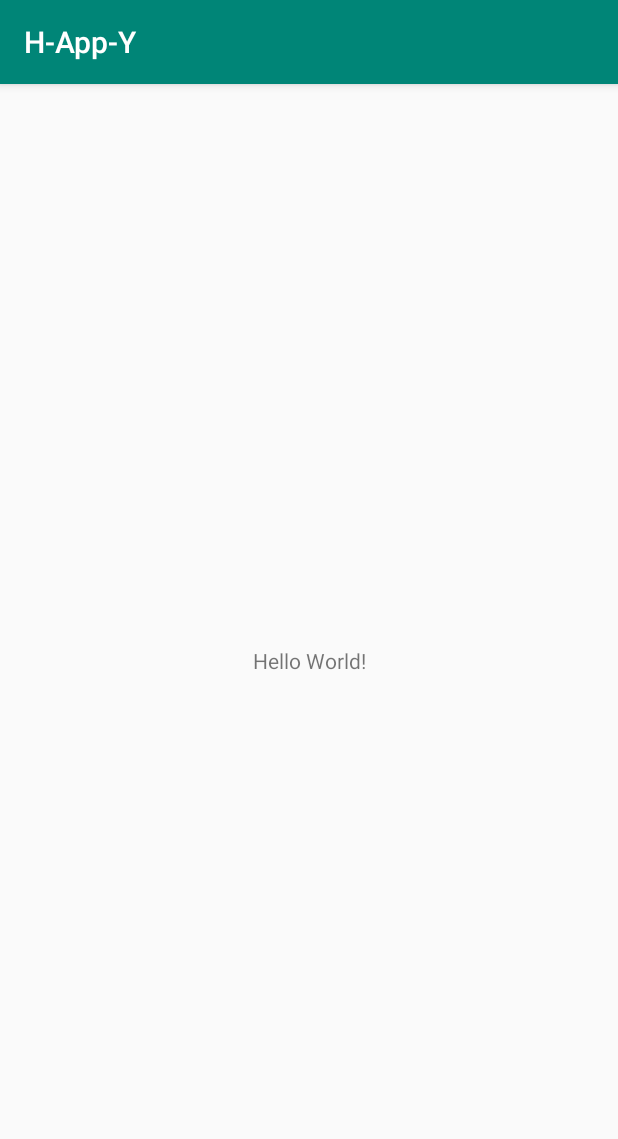
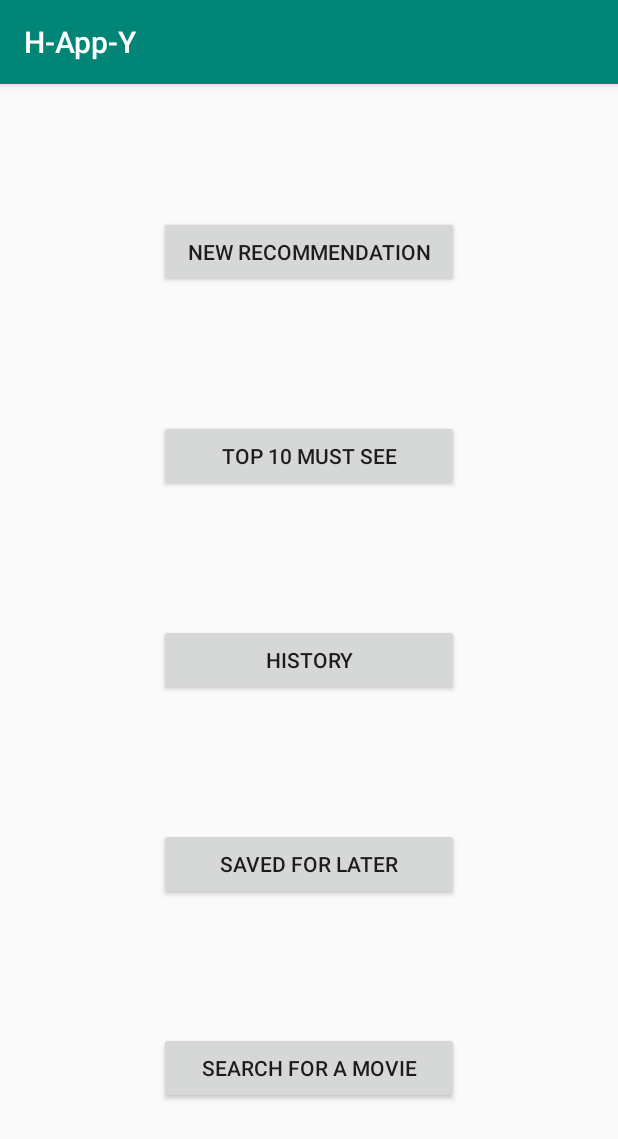
Before and after one commit to Honghongzhu/H-App-Y, an Android app: the screen it shows after launch (MainActivity), on a phone screen of 412 x 824 dp. Shown: the top 1139 px of the screen. Run offline under Robolectric (Android 15) with nearby library versions, the phone set to English and light mode, and no system bars.

Commit message:
Main screen and its buttons
Buttons in the main screen will lead to corresponding screens

```diff
--- a/app/src/main/AndroidManifest.xml
+++ b/app/src/main/AndroidManifest.xml
@@ -16,6 +16,11 @@
                 <category android:name="android.intent.category.LAUNCHER" />
             </intent-filter>
         </activity>
+        <activity android:name=".RecommendationActivity" />
+        <activity android:name=".Top10Activity" />
+        <activity android:name=".HistoryActivity" />
+        <activity android:name=".SavedActivity" />
+        <activity android:name=".SearchActivity"/>
     </application>
 
 </manifest>
--- a/app/src/main/java/com/example/h_app_y/MainActivity.java
+++ b/app/src/main/java/com/example/h_app_y/MainActivity.java
@@ -1,13 +1,54 @@
 package com.example.h_app_y;
 
+import android.content.Context;
+import android.content.Intent;
 import android.support.v7.app.AppCompatActivity;
 import android.os.Bundle;
+import android.util.Log;
+import android.view.View;
+import android.widget.TextView;
 
 public class MainActivity extends AppCompatActivity {
+    private TextView top10Button;
+    private TextView historyButton;
+    private TextView savedButton;
+    private TextView searchButton;
+
 
     @Override
     protected void onCreate(Bundle savedInstanceState) {
         super.onCreate(savedInstanceState);
         setContentView(R.layout.activity_main);
+
+        top10Button = findViewById(R.id.button_top10);
+        historyButton = findViewById(R.id.button_history);
+        savedButton = findViewById(R.id.button_saved);
+        searchButton = findViewById(R.id.button_search);
+
+    }
+
+    public void launchRecommendationActivity(View view) {
+        Intent intent = new Intent(this, RecommendationActivity.class);
+        startActivity(intent);
+    }
+
+    public void launchTop10Activity(View view) {
+        Intent intent = new Intent(this, Top10Activity.class);
+        startActivity(intent);
+    }
+
+    public void launchHistoryActivity(View view) {
+        Intent intent = new Intent(this, HistoryActivity.class);
+        startActivity(intent);
+    }
+
+    public void launchSavedActivity(View view) {
+        Intent intent = new Intent(this, SavedActivity.class);
+        startActivity(intent);
+    }
+
+    public void launchSearchActivity(View view) {
+        Intent intent = new Intent(this, SearchActivity.class);
+        startActivity(intent);
     }
 }
--- a/app/src/main/res/layout/activity_main.xml
+++ b/app/src/main/res/layout/activity_main.xml
@@ -6,13 +6,69 @@
     android:layout_height="match_parent"
     tools:context=".MainActivity">
 
-    <TextView
-        android:layout_width="wrap_content"
+
+    <Button
+        android:id="@+id/button_recommend"
+        android:layout_width="200dp"
         android:layout_height="wrap_content"
-        android:text="Hello World!"
-        app:layout_constraintBottom_toBottomOf="parent"
-        app:layout_constraintLeft_toLeftOf="parent"
-        app:layout_constraintRight_toRightOf="parent"
-        app:layout_constraintTop_toTopOf="parent" />
+        android:layout_marginStart="8dp"
+        android:layout_marginEnd="8dp"
+        android:text="@string/button_recommend"
+        android:onClick="launchRecommendationActivity"
+        app:layout_constraintStart_toStartOf="parent"
+        app:layout_constraintEnd_toEndOf="parent"
+        app:layout_constraintTop_toTopOf="parent"
+        app:layout_constraintBottom_toTopOf="@id/button_top10"/>
 
+    <Button
+        android:id="@+id/button_top10"
+        android:layout_width="200dp"
+        android:layout_height="wrap_content"
+        android:layout_marginStart="8dp"
+        android:layout_marginEnd="8dp"
+        android:text="@string/button_top10"
+        android:onClick="launchTop10Activity"
+        app:layout_constraintStart_toStartOf="parent"
+        app:layout_constraintEnd_toEndOf="parent"
+        app:layout_constraintTop_toBottomOf="@id/button_recommend"
+        app:layout_constraintBottom_toTopOf="@id/button_history"/>
+
+    <Button
+        android:id="@+id/button_history"
+        android:layout_width="200dp"
+        android:layout_height="wrap_content"
+        android:layout_marginStart="8dp"
+        android:layout_marginEnd="8dp"
+        android:text="@string/button_history"
+        android:onClick="launchHistoryActivity"
+        app:layout_constraintStart_toStartOf="parent"
+        app:layout_constraintEnd_toEndOf="parent"
+        app:layout_constraintTop_toBottomOf="@id/button_top10"
+        app:layout_constraintBottom_toTopOf="@id/button_saved"/>
+
+    <Button
+        android:id="@+id/button_saved"
+        android:layout_width="200dp"
+        android:layout_height="wrap_content"
+        android:layout_marginStart="8dp"
+        android:layout_marginEnd="8dp"
+        android:text="@string/button_saved"
+        android:onClick="launchSavedActivity"
+        app:layout_constraintStart_toStartOf="parent"
+        app:layout_constraintEnd_toEndOf="parent"
+        app:layout_constraintTop_toBottomOf="@id/button_history"
+        app:layout_constraintBottom_toTopOf="@id/button_search" />
+
+    <Button
+        android:id="@+id/button_search"
+        android:layout_width="200dp"
+        android:layout_height="wrap_content"
+        android:layout_marginStart="8dp"
+        android:layout_marginEnd="8dp"
+        android:text="@string/button_search"
+        android:onClick="launchSearchActivity"
+        app:layout_constraintStart_toStartOf="parent"
+        app:layout_constraintEnd_toEndOf="parent"
+        app:layout_constraintTop_toBottomOf="@id/button_saved"
+        app:layout_constraintBottom_toBottomOf="parent"/>
 </android.support.constraint.ConstraintLayout>
--- a/app/src/main/res/values/strings.xml
+++ b/app/src/main/res/values/strings.xml
@@ -1,3 +1,8 @@
 <resources>
     <string name="app_name">H-App-Y</string>
+    <string name="button_recommend">New recommendation</string>
+    <string name="button_top10">Top 10 must see</string>
+    <string name="button_history">History</string>
+    <string name="button_saved">Saved for later</string>
+    <string name="button_search">Search for a movie</string>
 </resources>
```
Also changed, not shown: app/src/main/java/com/example/h_app_y/HistoryActivity.java (added, +13 -0 lines), app/src/main/java/com/example/h_app_y/RecommendationActivity.java (added, +13 -0 lines), app/src/main/java/com/example/h_app_y/SavedActivity.java (added, +13 -0 lines), app/src/main/java/com/example/h_app_y/SearchActivity.java (added, +13 -0 lines), app/src/main/java/com/example/h_app_y/Top10Activity.java (added, +13 -0 lines), app/src/main/res/layout/activity_history.xml (added, +20 -0 lines), app/src/main/res/layout/activity_recommendation.xml (added, +20 -0 lines), app/src/main/res/layout/activity_saved.xml (added, +20 -0 lines), app/src/main/res/layout/activity_search.xml (added, +20 -0 lines), app/src/main/res/layout/activity_top10.xml (added, +20 -0 lines).
